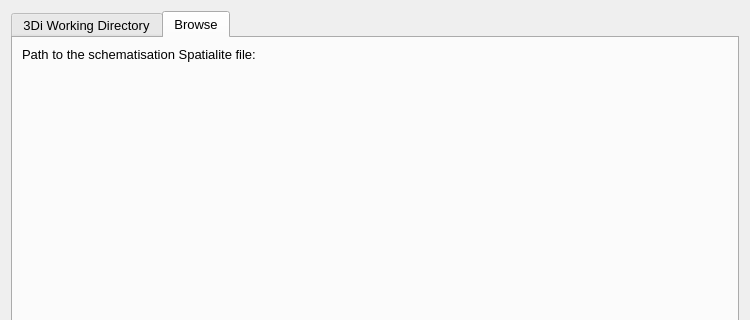
nens/threedi-schematisation-editor, file threedi_schematisation_editor/custom_widgets/ui/load_schematisation.ui: the form before one commit; both pictures show x 0 to 750 and y 0 to 320 of the 750 by 750 pixel window.
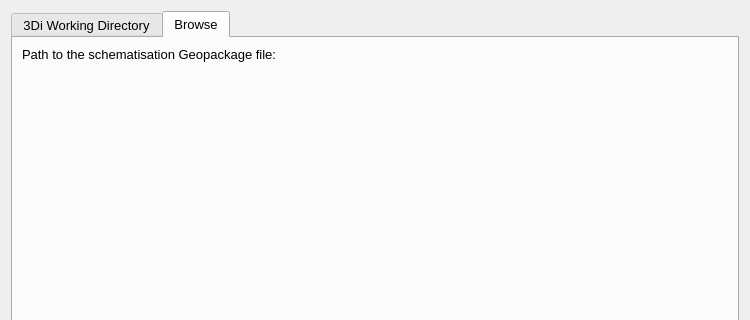
The form after the commit. The open tabs and pages were chosen to show the change. Custom widgets are drawn as their Qt base class.

Commit message: More schema 219 -> 300 plugin refactoring.

```diff
--- a/threedi_schematisation_editor/custom_widgets/ui/load_schematisation.ui
+++ b/threedi_schematisation_editor/custom_widgets/ui/load_schematisation.ui
@@ -76,7 +76,7 @@
        <item row="0" column="1">
         <widget class="QLabel" name="label">
          <property name="text">
-          <string>Path to the schematisation Spatialite file:</string>
+          <string>Path to the schematisation Geopackage file:</string>
          </property>
         </widget>
        </item>
```
The commit also changes 2 other files.
